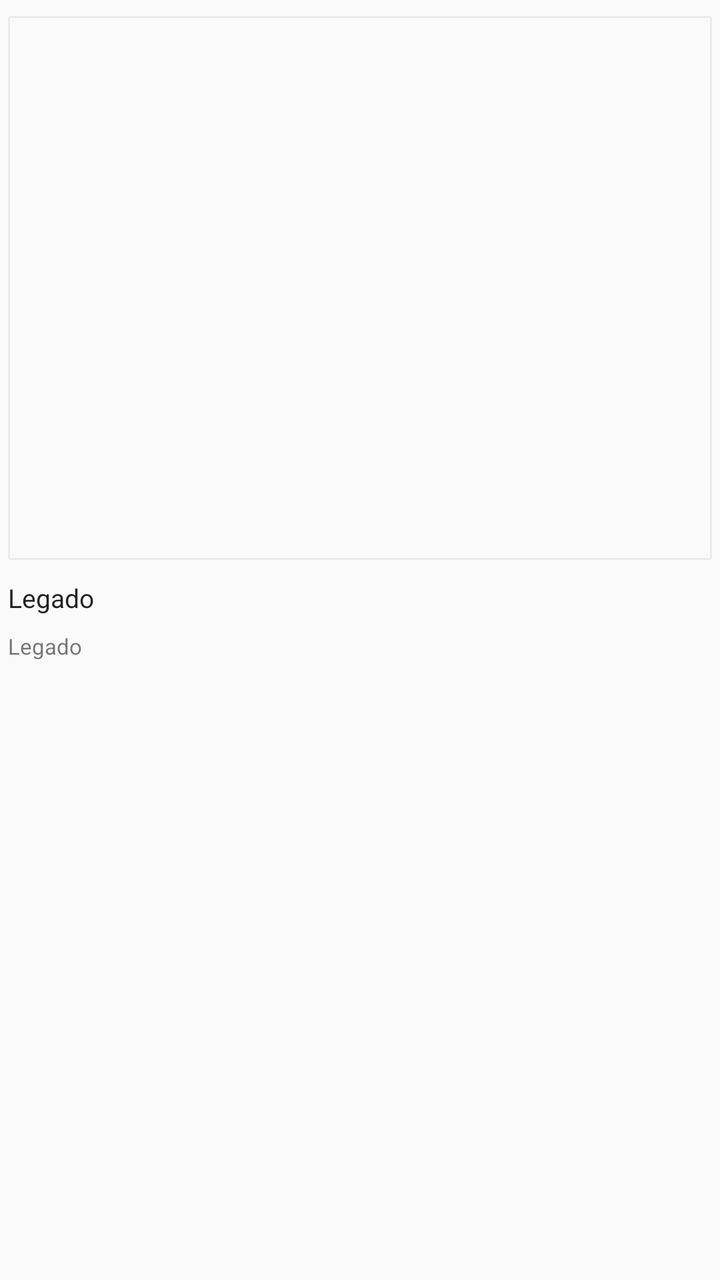
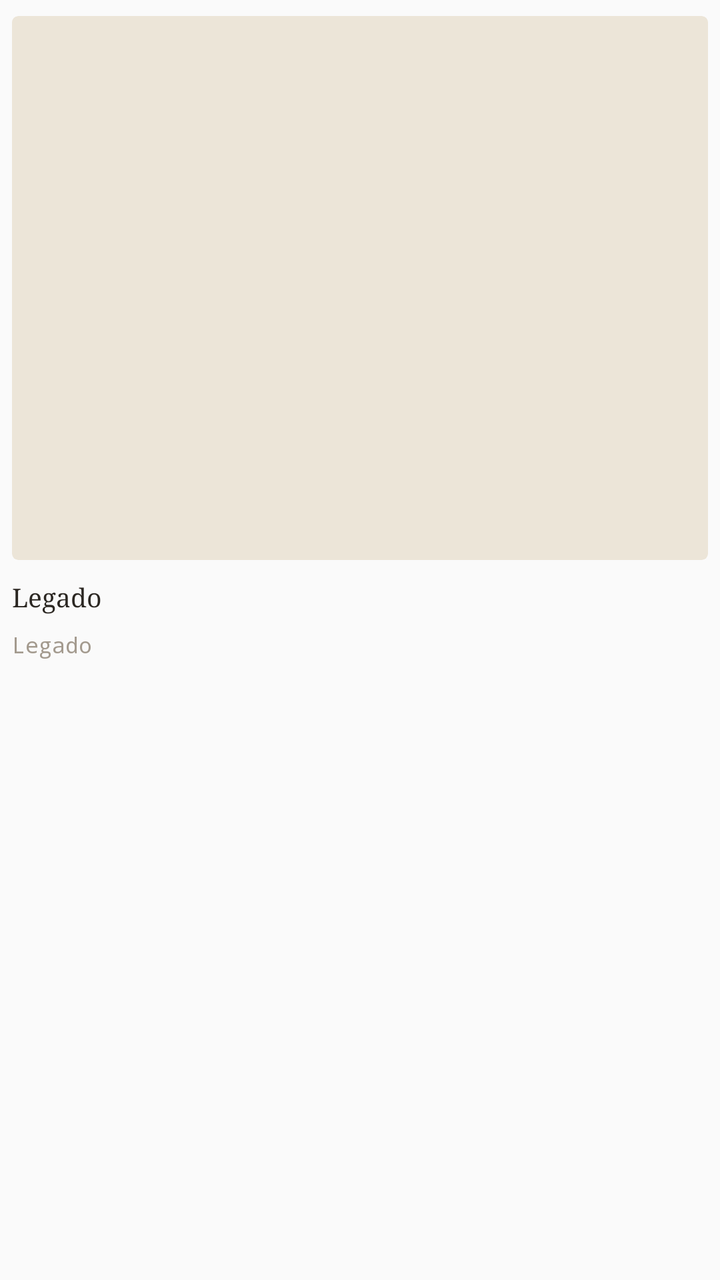

Two renders of the same Android screen: before a commit and after it. Below are the layout's source before the change and the commit's diff.
<!-- AndroidManifest.xml: application theme AppTheme.Light -->
<!-- res/layout/item_rss_article_2.xml -->
<?xml version="1.0" encoding="utf-8"?>
<androidx.constraintlayout.widget.ConstraintLayout xmlns:android="http://schemas.android.com/apk/res/android"
    xmlns:app="http://schemas.android.com/apk/res-auto"
    xmlns:tools="http://schemas.android.com/tools"
    android:paddingLeft="4dp"
    android:paddingTop="8dp"
    android:paddingBottom="6dp"
    android:paddingRight="4dp"
    android:layout_width="match_parent"
    android:layout_height="wrap_content">

    <ImageView
        android:id="@+id/image_view"
        android:layout_width="0dp"
        android:layout_height="272dp"
        android:contentDescription="@string/loading"
        android:visibility="visible"
        android:scaleType="centerCrop"
        android:background="@drawable/bg_img_border"
        app:layout_constraintTop_toTopOf="parent"
        app:layout_constraintLeft_toLeftOf="parent"
        app:layout_constraintRight_toRightOf="parent"
        tools:ignore="RtlHardcoded,RtlSymmetry" />

    <TextView
        android:id="@+id/tv_title"
        android:layout_width="0dp"
        android:layout_height="wrap_content"
        android:maxLines="2"
        android:ellipsize="end"
        android:text="@string/app_name"
        android:textColor="@color/primaryText"
        android:textSize="13sp"
        android:paddingTop="10dp"
        app:layout_constraintTop_toBottomOf="@+id/image_view"
        app:layout_constraintLeft_toLeftOf="parent"
        app:layout_constraintRight_toRightOf="parent" />

    <TextView
        android:id="@+id/tv_pub_date"
        android:layout_width="0dp"
        android:layout_height="wrap_content"
        android:layout_gravity="center"
        android:text="@string/app_name"
        android:textSize="11sp"
        android:maxLines="1"
        android:paddingTop="8dp"
        android:paddingBottom="2dp"
        app:layout_constraintTop_toBottomOf="@+id/tv_title"
        app:layout_constraintLeft_toLeftOf="parent"
        app:layout_constraintRight_toRightOf="parent"
        tools:ignore="SmallSp" />

</androidx.constraintlayout.widget.ConstraintLayout>
<!-- resources referenced by this layout -->
<resources>
  <color name="primaryText">#de000000</color>
  <!-- drawable bg_img_border (drawable) -->
  <?xml version="1.0" encoding="UTF-8"?>
  <shape xmlns:android="http://schemas.android.com/apk/res/android">
      <solid android:color="@color/background" />
      <stroke
          android:width="1dp"
          android:color="@color/bg_divider_line" />
      <corners android:radius="1dp" />
      <padding
          android:left="0dp"
          android:top="0dp"
          android:right="0dp"
          android:bottom="0dp" />
  </shape>
  <string name="app_name">Legado</string>
  <string name="loading">Loading…</string>
  <style name="AppTheme.Light" parent="Base.AppTheme">
          <item name="actionBarStyle">@style/AppTheme.AppBarOverlay.Light</item>
      </style>
  <color name="background">@color/md_grey_50</color>
  <color name="bg_divider_line">#8fe0e0e0</color>
  <style name="Base.AppTheme" parent="Theme.AppCompat.DayNight.NoActionBar">
          <item name="colorPrimary">@color/primary</item>
          <item name="colorPrimaryDark">@color/primaryDark</item>
          <item name="colorAccent">@color/accent</item>
          <item name="actionOverflowMenuStyle">@style/Style.PopupMenu</item>
          <item name="android:itemTextAppearance">@style/Style.MenuItemText</item>
          <item name="android:popupMenuStyle">@style/Style.PopupMenu</item>
          <item name="android:statusBarColor">@color/transparent</item>
          <item name="android:windowDrawsSystemBarBackgrounds">true</item>
      </style>
  <style name="AppTheme.AppBarOverlay.Light" parent="ThemeOverlay.AppCompat.Light">
          <item name="colorAccent">@color/md_grey_900</item>
      </style>
  <color name="md_grey_50">#FAFAFA</color>
  <color name="primary">@color/md_light_blue_600</color>
  <color name="primaryDark">@color/md_light_blue_700</color>
  <color name="accent">@color/md_pink_800</color>
  <style name="Style.PopupMenu" parent="Widget.AppCompat.PopupMenu">
          <item name="android:popupBackground">@drawable/bg_popup_menu</item>
      </style>
  <color name="transparent">#00000000</color>
  <color name="md_grey_900">#212121</color>
  <color name="md_light_blue_600">#039BE5</color>
  <color name="md_light_blue_700">#0288D1</color>
  <color name="md_pink_800">#AD1457</color>
  <color name="menu_color_default">#383838</color>
  <color name="background_menu">@color/md_grey_200</color>
  <color name="md_grey_200">#EEEEEE</color>
  <!-- unchanged entries left out for length: 2 -->
</resources>

<!-- the commit's change to res/layout/item_rss_article_2.xml (unified diff, before → after) -->
@@ -2,53 +2,56 @@
 <androidx.constraintlayout.widget.ConstraintLayout xmlns:android="http://schemas.android.com/apk/res/android"
     xmlns:app="http://schemas.android.com/apk/res-auto"
     xmlns:tools="http://schemas.android.com/tools"
-    android:paddingLeft="4dp"
+    android:layout_width="match_parent"
+    android:layout_height="wrap_content"
+    android:paddingLeft="6dp"
     android:paddingTop="8dp"
-    android:paddingBottom="6dp"
-    android:paddingRight="4dp"
-    android:layout_width="match_parent"
-    android:layout_height="wrap_content">
+    android:paddingRight="6dp"
+    android:paddingBottom="6dp">
 
     <ImageView
         android:id="@+id/image_view"
         android:layout_width="0dp"
         android:layout_height="272dp"
+        android:background="@drawable/mg_bg_img3"
+        android:clipToOutline="true"
         android:contentDescription="@string/loading"
+        android:scaleType="centerCrop"
         android:visibility="visible"
-        android:scaleType="centerCrop"
-        android:background="@drawable/bg_img_border"
-        app:layout_constraintTop_toTopOf="parent"
         app:layout_constraintLeft_toLeftOf="parent"
         app:layout_constraintRight_toRightOf="parent"
-        tools:ignore="RtlHardcoded,RtlSymmetry" />
+        app:layout_constraintTop_toTopOf="parent"
+        tools:ignore="RtlHardcoded" />
 
     <TextView
         android:id="@+id/tv_title"
         android:layout_width="0dp"
         android:layout_height="wrap_content"
+        android:ellipsize="end"
+        android:fontFamily="serif"
         android:maxLines="2"
-        android:ellipsize="end"
+        android:paddingTop="10dp"
         android:text="@string/app_name"
-        android:textColor="@color/primaryText"
+        android:textColor="@color/ink_text"
         android:textSize="13sp"
-        android:paddingTop="10dp"
-        app:layout_constraintTop_toBottomOf="@+id/image_view"
         app:layout_constraintLeft_toLeftOf="parent"
-        app:layout_constraintRight_toRightOf="parent" />
+        app:layout_constraintRight_toRightOf="parent"
+        app:layout_constraintTop_toBottomOf="@+id/image_view" />
 
     <TextView
         android:id="@+id/tv_pub_date"
         android:layout_width="0dp"
         android:layout_height="wrap_content"
-        android:layout_gravity="center"
-        android:text="@string/app_name"
-        android:textSize="11sp"
+        android:fontFamily="monospace"
         android:maxLines="1"
         android:paddingTop="8dp"
         android:paddingBottom="2dp"
-        app:layout_constraintTop_toBottomOf="@+id/tv_title"
+        android:text="@string/app_name"
+        android:textColor="@color/ink_text_faint"
+        android:textSize="11sp"
         app:layout_constraintLeft_toLeftOf="parent"
         app:layout_constraintRight_toRightOf="parent"
+        app:layout_constraintTop_toBottomOf="@+id/tv_title"
         tools:ignore="SmallSp" />
 
 </androidx.constraintlayout.widget.ConstraintLayout>
<!-- resource entries referenced after the edit -->
@@ -1,27 +1,19 @@
 <!-- resources referenced by this layout -->
 <resources>
-  <color name="primaryText">#de000000</color>
-  <!-- drawable bg_img_border (drawable) -->
-  <?xml version="1.0" encoding="UTF-8"?>
-  <shape xmlns:android="http://schemas.android.com/apk/res/android">
-      <solid android:color="@color/background" />
-      <stroke
-          android:width="1dp"
-          android:color="@color/bg_divider_line" />
-      <corners android:radius="1dp" />
-      <padding
-          android:left="0dp"
-          android:top="0dp"
-          android:right="0dp"
-          android:bottom="0dp" />
+  <color name="ink_text">#2B2722</color>
+  <color name="ink_text_faint">#A39A8E</color>
+  <!-- drawable mg_bg_img3 (drawable) -->
+  <?xml version="1.0" encoding="utf-8"?>
+  <shape xmlns:android="http://schemas.android.com/apk/res/android" android:shape="rectangle">
+      <solid android:color="@color/ink_paper_deep" />
+      <corners android:radius="3dp" />
   </shape>
   <string name="app_name">Legado</string>
   <string name="loading">Loading…</string>
   <style name="AppTheme.Light" parent="Base.AppTheme">
           <item name="actionBarStyle">@style/AppTheme.AppBarOverlay.Light</item>
       </style>
-  <color name="background">@color/md_grey_50</color>
-  <color name="bg_divider_line">#8fe0e0e0</color>
+  <color name="ink_paper_deep">#ECE5D8</color>
   <style name="Base.AppTheme" parent="Theme.AppCompat.DayNight.NoActionBar">
           <item name="colorPrimary">@color/primary</item>
           <item name="colorPrimaryDark">@color/primaryDark</item>
@@ -31,11 +23,12 @@
           <item name="android:popupMenuStyle">@style/Style.PopupMenu</item>
           <item name="android:statusBarColor">@color/transparent</item>
           <item name="android:windowDrawsSystemBarBackgrounds">true</item>
+          <item name="alertDialogTheme">@style/ink_AlertDialog</item>
+          <item name="android:divider">@color/ink_line</item>
       </style>
   <style name="AppTheme.AppBarOverlay.Light" parent="ThemeOverlay.AppCompat.Light">
           <item name="colorAccent">@color/md_grey_900</item>
       </style>
-  <color name="md_grey_50">#FAFAFA</color>
   <color name="primary">@color/md_light_blue_600</color>
   <color name="primaryDark">@color/md_light_blue_700</color>
   <color name="accent">@color/md_pink_800</color>
@@ -43,11 +36,42 @@
           <item name="android:popupBackground">@drawable/bg_popup_menu</item>
       </style>
   <color name="transparent">#00000000</color>
+  <style name="ink_AlertDialog" parent="Theme.AppCompat.DayNight.Dialog.Alert">
+          <item name="android:textColorAlertDialogListItem">@color/ink_text</item>
+          <item name="android:windowBackground">@drawable/ink_bg_dialog</item>
+          <item name="buttonBarButtonStyle">@style/ink_DialogButton</item>
+          <item name="buttonBarPositiveButtonStyle">@style/ink_DialogButton</item>
+          <item name="buttonBarNegativeButtonStyle">@style/ink_DialogButton</item>
+          <item name="buttonBarNeutralButtonStyle">@style/ink_DialogButton</item>
+          <item name="colorAccent">@color/accent</item>
+          <item name="android:textColorPrimary">@color/ink_text</item>
+          <item name="android:textColorSecondary">@color/ink_text_sub</item>
+          <item name="android:colorBackground">@color/ink_card</item>
+      </style>
+  <color name="ink_line">#1F2B2722</color>
   <color name="md_grey_900">#212121</color>
   <color name="md_light_blue_600">#039BE5</color>
   <color name="md_light_blue_700">#0288D1</color>
   <color name="md_pink_800">#AD1457</color>
   <color name="menu_color_default">#383838</color>
+  <!-- drawable ink_bg_dialog (drawable) -->
+  <?xml version="1.0" encoding="utf-8"?>
+  <inset xmlns:android="http://schemas.android.com/apk/res/android"
+      android:insetLeft="16dp"
+      android:insetRight="16dp">
+      <shape android:shape="rectangle">
+          <corners android:radius="8dp" />
+          <solid android:color="@color/ink_card" />
+          <stroke android:width="0.5dp" android:color="@color/ink_line" />
+      </shape>
+  </inset>
+  <style name="ink_DialogButton" parent="Widget.AppCompat.Button.ButtonBar.AlertDialog">
+          <item name="android:textColor">@color/accent</item>
+          <item name="android:textSize">14sp</item>
+          <item name="android:textStyle">bold</item>
+      </style>
+  <color name="ink_text_sub">#7A7166</color>
+  <color name="ink_card">#FFFDF8</color>
   <color name="background_menu">@color/md_grey_200</color>
   <color name="md_grey_200">#EEEEEE</color>
   <!-- unchanged entries left out for length: 2 -->
